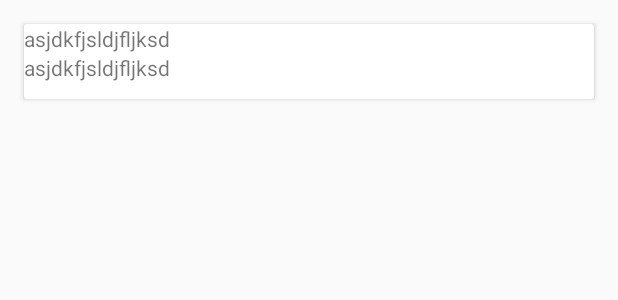
After one commit to liu-yiwei/is, an Android app: the layout item_contract.xml on its own in the app's theme, with its tools: preview values and no code run, on a phone screen of 412 x 824 dp. The commit adds this screen. Shown: the top 300 px of the screen. Run offline under Robolectric (Android 15) with nearby library versions, the phone set to English and light mode, and no system bars.

Commit message:
4.部分通讯录的功能-1

```diff
--- a/app/src/main/AndroidManifest.xml
+++ b/app/src/main/AndroidManifest.xml
@@ -1,6 +1,7 @@
 <?xml version="1.0" encoding="utf-8"?>
 <manifest xmlns:android="http://schemas.android.com/apk/res/android"
     package="cn.levacr.is.is" >
+
 
     <application
         android:allowBackup="true"
@@ -9,6 +10,7 @@
         android:roundIcon="@mipmap/ic_launcher_round"
         android:supportsRtl="true"
         android:theme="@style/AppTheme" >
+
         <activity android:name=".MainActivity"/>
         <activity android:name=".login.LoginActivity" >
             <intent-filter>
@@ -18,6 +20,7 @@
             </intent-filter>
         </activity>
 
+        <!--下面都是和刷脸登录有关的activity-->
         <activity
             android:name="com.isnc.facesdk.aty.Aty_FaceDetect"
             android:label="@string/app_name"
--- a/app/src/main/java/cn/levacr/is/is/local/LocalFragment.java
+++ b/app/src/main/java/cn/levacr/is/is/local/LocalFragment.java
@@ -12,7 +12,6 @@ import android.view.ViewGroup;
 
 import com.getbase.floatingactionbutton.FloatingActionButton;
 import com.gigamole.library.navigationtabstrip.NavigationTabStrip;
-import com.isnc.facesdk.SuperID;
 
 import java.util.ArrayList;
 import java.util.List;
@@ -20,6 +19,7 @@ import java.util.List;
 
 
 import cn.levacr.is.is.R;
+import cn.levacr.is.is.local.photo.PhotoFragment;
 import droidninja.filepicker.fragments.BaseFragment;
 import permissions.dispatcher.RuntimePermissions;
 
@@ -43,7 +43,7 @@ public class LocalFragment extends BaseFragment {
     @Nullable
     @Override
     public View onCreateView(LayoutInflater inflater, @Nullable ViewGroup container, Bundle savedInstanceState) {
-        View root = inflater.inflate(R.layout.local_frag,container,false);
+        View root = inflater.inflate(R.layout.frag_local,container,false);
         navigationTabStrip = (NavigationTabStrip) root.findViewById(R.id.tab);
         viewPager = (ViewPager) root.findViewById(R.id.viewpager);
         initTab();
--- a/app/src/main/java/cn/levacr/is/is/local/PhotoFragment.java
+++ b/app/src/main/java/cn/levacr/is/is/local/photo/PhotoFragment.java
@@ -1,4 +1,4 @@
-package cn.levacr.is.is.local;
+package cn.levacr.is.is.local.photo;
 
 import android.os.Bundle;
 import android.support.annotation.Nullable;
--- a/app/src/main/java/cn/levacr/is/is/local/SmsFragment.java
+++ b/app/src/main/java/cn/levacr/is/is/local/sms/SmsFragment.java
@@ -1,4 +1,4 @@
-package cn.levacr.is.is.local;
+package cn.levacr.is.is.local.sms;
 
 /**
  * Created by hello on 2017/4/30.
--- a/app/src/main/java/cn/levacr/is/is/pref/PrefPresener.java
+++ b/app/src/main/java/cn/levacr/is/is/pref/PrefPresener.java
@@ -4,5 +4,6 @@ package cn.levacr.is.is.pref;
  * Created by hello on 2017/4/29.
  */
 
+//读取用户数据用户设置数据;
 public class PrefPresener {
 }
--- /dev/null
+++ b/app/src/main/res/layout/item_contract.xml
@@ -0,0 +1,30 @@
+<?xml version="1.0" encoding="utf-8"?>
+<android.support.v7.widget.CardView
+    xmlns:android="http://schemas.android.com/apk/res/android"
+
+    android:layout_width="match_parent"
+    android:layout_height="50dp"
+    android:layout_margin="16dp"
+    >
+
+    <LinearLayout
+        android:layout_width="match_parent"
+        android:layout_height="wrap_content"
+        android:orientation="vertical">
+
+        <TextView
+            android:id="@+id/tv_name"
+            android:layout_width="wrap_content"
+            android:layout_height="wrap_content"
+            android:layout_weight="0.3"
+            android:text="asjdkfjsldjfljksd"/>
+
+        <TextView
+            android:id="@+id/tv_number"
+            android:layout_width="wrap_content"
+            android:layout_height="wrap_content"
+            android:layout_weight="0.7"
+            android:text="asjdkfjsldjfljksd"/>
+    </LinearLayout>
+
+</android.support.v7.widget.CardView>
```
Also changed, not shown: app/src/main/java/cn/levacr/is/is/data/Data.java (added, +42 -0 lines), app/src/main/java/cn/levacr/is/is/data/EncrContract.java (added, +71 -0 lines), app/src/main/java/cn/levacr/is/is/local/contract/ContractAdapter.java (added, +62 -0 lines), app/src/main/java/cn/levacr/is/is/local/contract/ContractFragment.java (added, +38 -0 lines), app/src/main/java/cn/levacr/is/is/sync/Sync.java (added, +16 -0 lines), app/src/main/res/layout/contract_frag.xml (deleted, +0 -15 lines), app/src/main/res/layout/frag_contract.xml (added, +12 -0 lines), app/src/main/res/layout/pref.xml (deleted, +0 -23 lines), app/src/main/res/layout/pref_category.xml (deleted, +0 -14 lines), app/src/main/res/xml/general.xml (+14 -27 lines), app/src/main/res/layout/frag_local.xml (renamed from app/src/main/res/layout/local_frag.xml).
